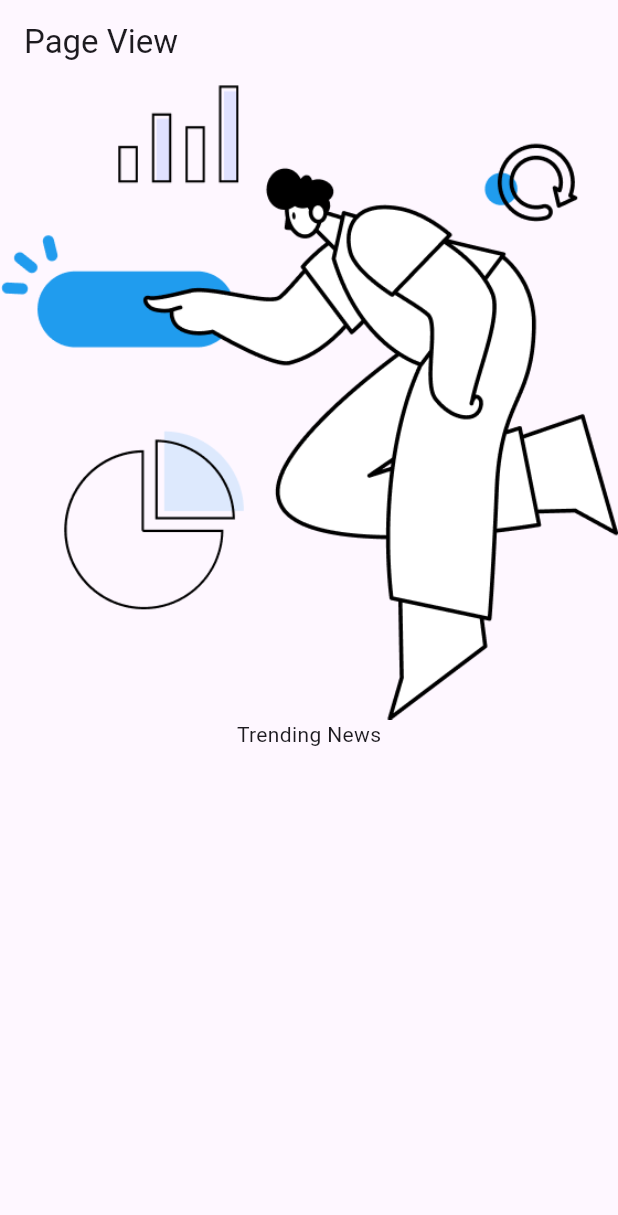
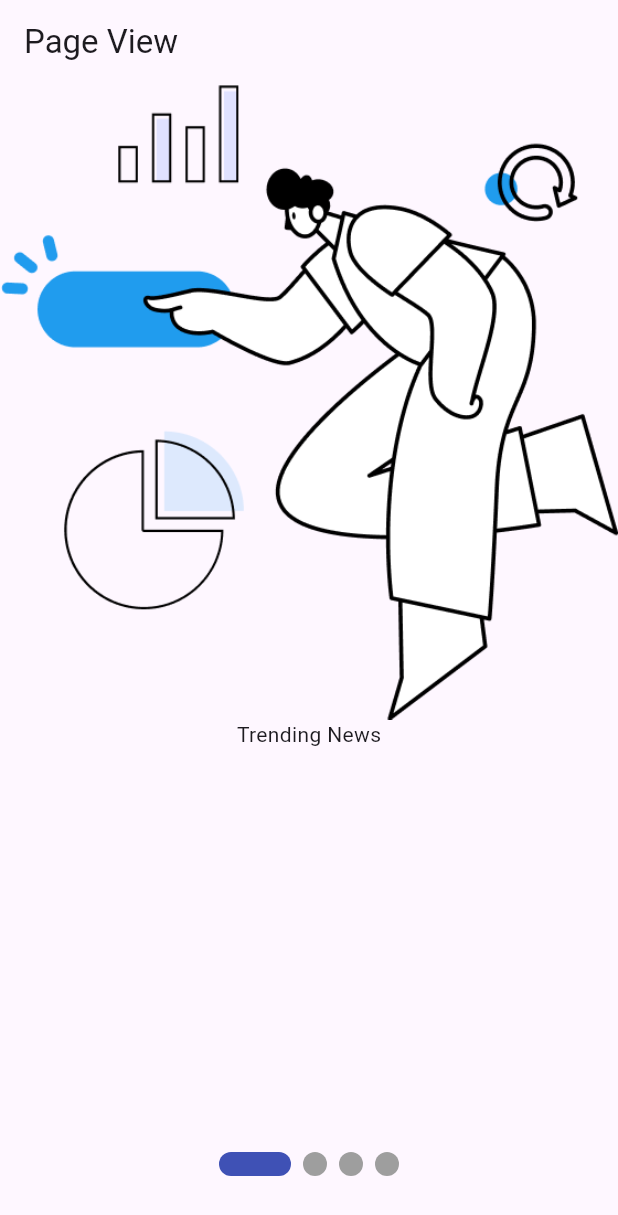
Before and after one commit to MuhammadAliKust/Hassan-Project, a Flutter app: the screen it shows after launch, on a phone screen of 412 x 824 dp. Shown: the top 1215 px of the screen. Run offline on Flutter 3.47's test engine with Material 3 defaults, Android fonts, the phone set to English and light mode, and no system bars; drawn by our look-alikes of smooth_page_indicator; our stand-ins replace string_validator.

Commit message:
PageView Done

```diff
--- a/lib/page_view.dart
+++ b/lib/page_view.dart
@@ -1,9 +1,12 @@
 import 'package:flutter/material.dart';
 import 'package:hassan_project/models/onboarding.dart';
+import 'package:smooth_page_indicator/smooth_page_indicator.dart';
 
 class PageViewDemo extends StatelessWidget {
   PageViewDemo({super.key});
 
+
+  PageController controller = PageController();
   List<OnBoardingModel> onBoarding = [
     OnBoardingModel(title: 'Trending News', image: 'assets/images/Group.png'),
     OnBoardingModel(
@@ -22,15 +25,34 @@
       appBar: AppBar(
         title: Text("Page View"),
       ),
-      body: PageView.builder(
+      body: Column(
+        children: [
+
+          Expanded(
+            child: PageView.builder(
+              controller: controller,
                 scrollDirection: Axis.horizontal,
                 itemCount: onBoarding.length,
                 itemBuilder: (context, i) {
-            return Column(children: [
+                  return Column(
+                    children: [
                       Image.asset(onBoarding[i].image.toString()),
                       Text(onBoarding[i].title.toString())
-            ],);
+                    ],
+                  );
                 }),
+          ),
+          SmoothPageIndicator(
+              controller: controller,  // PageController
+              count:  onBoarding.length,
+              effect:  ExpandingDotsEffect(),  // your preferred effect
+              onDotClicked: (index){
+              }
+          ),
+          SizedBox(height: 40,)
+
+        ],
+      ),
     );
   }
 }
--- a/pubspec.yaml
+++ b/pubspec.yaml
@@ -36,6 +36,7 @@
   # Use with the CupertinoIcons class for iOS style icons.
   cupertino_icons: ^1.0.8
   string_validator: ^1.1.0
+  smooth_page_indicator: ^1.2.1
 
 dev_dependencies:
   flutter_test:
```
Also changed, not shown: pubspec.lock. Lines whose indentation alone changed are shown as unchanged.
